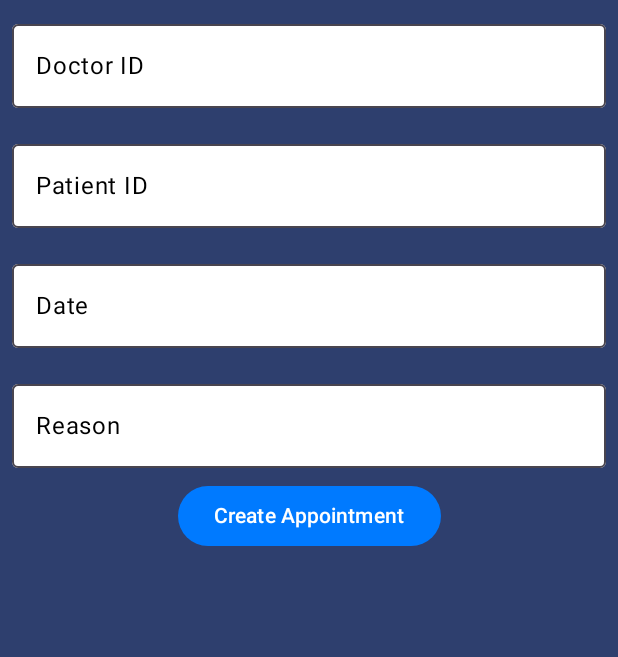
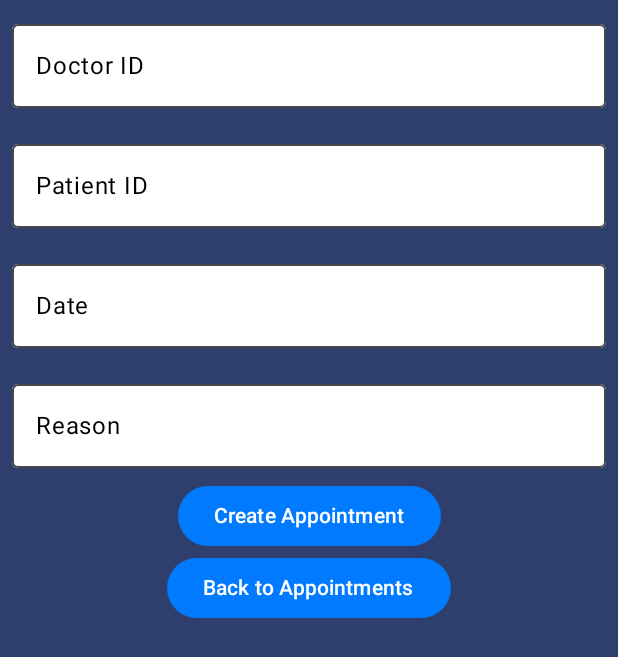
Before and after one commit to ManuGZ/MedSystemApp, an Android app built with Jetpack Compose: the PostAppointmentScreen screen opened through its navigation route, on a phone screen of 412 x 824 dp. Shown: the top 657 px of the screen. Run offline under Robolectric (Android 15) with nearby library versions, the phone set to English and light mode, and no system bars.

Commit message:
feat: PostAppointmentScreen fixed

```diff
--- a/app/src/main/java/com/manuel/medsystemapp/presentation/AppointmentScreen.kt
+++ b/app/src/main/java/com/manuel/medsystemapp/presentation/AppointmentScreen.kt
@@ -1,6 +1,7 @@
 package com.manuel.medsystemapp.presentation
 
 import androidx.compose.foundation.background
+import androidx.compose.foundation.horizontalScroll
 import androidx.compose.foundation.layout.Box
 import androidx.compose.foundation.layout.Column
 import androidx.compose.foundation.layout.fillMaxSize
@@ -11,6 +12,7 @@ import androidx.compose.foundation.lazy.itemsIndexed
 import androidx.compose.material3.Button
 import androidx.compose.material3.Card
 import androidx.compose.material3.CircularProgressIndicator
+import androidx.compose.material3.FloatingActionButton
 import androidx.compose.material3.Scaffold
 import androidx.compose.material3.Text
 import androidx.compose.runtime.Composable
@@ -18,8 +20,8 @@ import androidx.compose.ui.Alignment
 import androidx.compose.ui.Modifier
 import androidx.compose.ui.graphics.Color
 import androidx.compose.ui.unit.dp
+import androidx.compose.ui.unit.sp
 import androidx.navigation.NavHostController
-import com.manuel.medsystemapp.domain.Appointment
 
 @Composable
 fun AppointmentScreen(viewModel: AppointmentViewModel, navController: NavHostController) {
@@ -31,13 +33,19 @@ fun AppointmentScreen(viewModel: AppointmentViewModel, navController: NavHostCon
                 .fillMaxSize()
                 .background(Color(0xFF2E3F6E))
                 .padding(paddingValues)
+                ,contentAlignment = Alignment.TopCenter
         ) {
+            Column(horizontalAlignment = Alignment.CenterHorizontally) {
+                Text("APPOINTMENTS", color = Color.White, fontSize = 32.sp, modifier = Modifier.padding(bottom = 10.dp))
+                Text("My next Appointments",color = Color.White, fontSize = 24.sp)
+            }
+
         Column(
             modifier = Modifier.padding(paddingValues),
             horizontalAlignment = Alignment.CenterHorizontally
         ) {
             state.data?.let { appointments ->
-                LazyColumn {
+                LazyColumn(modifier = Modifier.padding(top = 30.dp)) {
                     itemsIndexed(appointments) { _, appointment ->
                         Card(
                             modifier = Modifier
@@ -52,22 +60,15 @@ fun AppointmentScreen(viewModel: AppointmentViewModel, navController: NavHostCon
                                 Text("Reason: ${appointment.reason}")
                             }
                         }
-
+                    }
                     }
 
-                    }
-                Box(
-                    modifier = Modifier.fillMaxWidth(),
-                    contentAlignment = Alignment.Center
-                ) {
-                    Button(onClick = {
-                        navController.navigate("postAppointment")
-                    }) {
-                        Text( "Create new appointment")
-                    }
                 }
-                }
-
+            Button(onClick = {
+                navController.navigate("postAppointment")
+            },) {
+                Text( "Create new appointment")
+            }
             }
             if (state.isLoading) {
                 CircularProgressIndicator()
--- a/app/src/main/java/com/manuel/medsystemapp/presentation/PostAppointmentScreen.kt
+++ b/app/src/main/java/com/manuel/medsystemapp/presentation/PostAppointmentScreen.kt
@@ -136,6 +136,11 @@ fun PostAppointmentScreen(viewModel: AppointmentViewModel, navController: NavHos
                 }) {
                     Text("Create Appointment")
                 }
+                Button(onClick = {
+                    navController.navigate("getAppointments")
+                }) {
+                    Text("Back to Appointments")
+                }
             }
         }
     }
```
